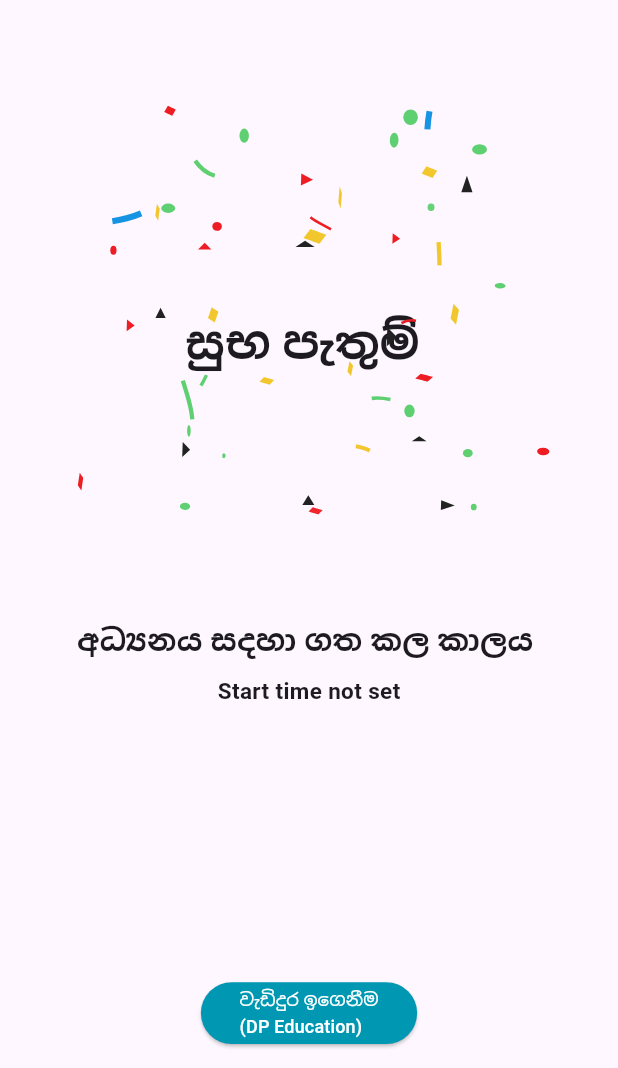
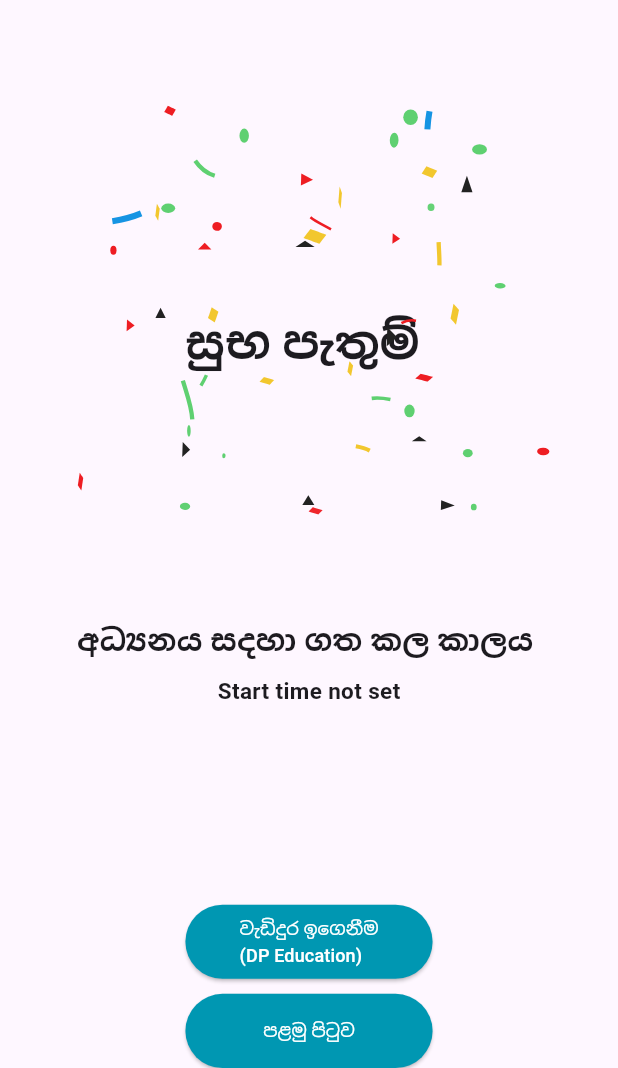
Before and after one commit to 11Ramesh/projectresearch1, a Flutter app: the Summery screen opened directly, on a phone screen of 412 x 824 dp, the part 168-1236 px from its top. Run offline on Flutter 3.47's test engine with Material 3 defaults, Android fonts, the phone set to English and light mode, and no system bars; drawn by our look-alikes of lottie; our stand-ins replace bloc, cloud_firestore, firebase_core, firebase_storage, flutter_bloc, flutter_spinkit and 5 more; accounts and stored records are empty.

Commit message:
commit 13

```diff
--- a/lib/consts/colors/colors.dart
+++ b/lib/consts/colors/colors.dart
@@ -14,3 +14,5 @@ class FlotingActionColors {
 class TextfieldColors {
   static Color fillcolor = Color(0xFFD3D3D3);
 }
+
+Color menuButtonbgColor = Color(0xFF0097B2);
--- a/lib/screens/solution/summery.dart
+++ b/lib/screens/solution/summery.dart
@@ -1,6 +1,7 @@
 import 'package:flutter/material.dart';
 import 'package:lottie/lottie.dart';
 import 'package:projectresearch/consts/size/screenSize.dart';
+import 'package:projectresearch/screens/menu.dart';
 import 'package:projectresearch/widgets/appbar.dart';
 import 'package:projectresearch/widgets/floatingActionButton.dart';
 import 'package:projectresearch/widgets/height.dart';
@@ -64,7 +65,8 @@ class _SummeryState extends State<Summery> {
             },
           ),
         ),
-        body: Column(
+        body: SingleChildScrollView(
+          child: Column(
             children: [
               Stack(
                 children: [
@@ -85,10 +87,15 @@ class _SummeryState extends State<Summery> {
               ),
               Height(height: 0.01),
               Text(timeDifference,
-                style: TextStyle(fontSize: 15, fontWeight: FontWeight.bold))
+                  style: TextStyle(fontSize: 15, fontWeight: FontWeight.bold)),
+              Height(height: 0.2)
             ],
           ),
-        floatingActionButton: FloatingActionButtons(
+        ),
+        floatingActionButton: Column(
+          mainAxisAlignment: MainAxisAlignment.end,
+          children: [
+            FloatingActionButtons(
               onclick: () async {
                 const url = 'https://beta.dpeducation.lk/en/';
                 if (await canLaunchUrl(Uri.parse(url))) {
@@ -99,10 +106,25 @@ class _SummeryState extends State<Summery> {
               },
               text: 'වැඩිදුර ඉගෙනීම\n(DP Education)',
               fontSize: 12,
-          height: ScreenUtil.screenWidth * 0.1,
-          width: ScreenUtil.screenWidth * 0.35,
+              height: ScreenUtil.screenWidth * 0.12,
+              width: ScreenUtil.screenWidth * 0.4,
             ),
-        floatingActionButtonLocation: FloatingActionButtonLocation.centerFloat,
+            SizedBox(
+              height: 10,
+            ),
+            FloatingActionButtons(
+              onclick: () {
+                Navigator.push(
+                    context, MaterialPageRoute(builder: (context) => Menu()));
+              },
+              text: 'පළමු පිටුව',
+              fontSize: 12,
+              height: ScreenUtil.screenWidth * 0.12,
+              width: ScreenUtil.screenWidth * 0.4,
+            ),
+          ],
+        ),
+        floatingActionButtonLocation: FloatingActionButtonLocation.centerDocked,
       ),
     );
   }
--- a/lib/splashScreen.dart
+++ b/lib/splashScreen.dart
@@ -2,6 +2,7 @@ import 'package:flutter/material.dart';
 import 'package:flutter_spinkit/flutter_spinkit.dart';
 import 'package:projectresearch/main.dart';
 import 'package:projectresearch/screens/Topics.dart';
+import 'package:projectresearch/screens/menu.dart';
 import 'package:projectresearch/widgets/Topiclistview.dart';
 
 class SplashScreen extends StatefulWidget {
@@ -37,7 +38,7 @@ class _SplashScreenState extends State<SplashScreen>
     _controller?.addStatusListener((status) {
       if (status == AnimationStatus.completed) {
         Navigator.push(
-            context, MaterialPageRoute(builder: (context) => Home()));
+            context, MaterialPageRoute(builder: (context) => Menu()));
       }
     });
   }
```
Also changed, not shown: lib/screens/Topics.dart (+4 -9 lines), lib/screens/menu.dart (added, +77 -0 lines), lib/widgets/menuButton.dart (added, +57 -0 lines). Lines whose indentation alone changed are shown as unchanged.
